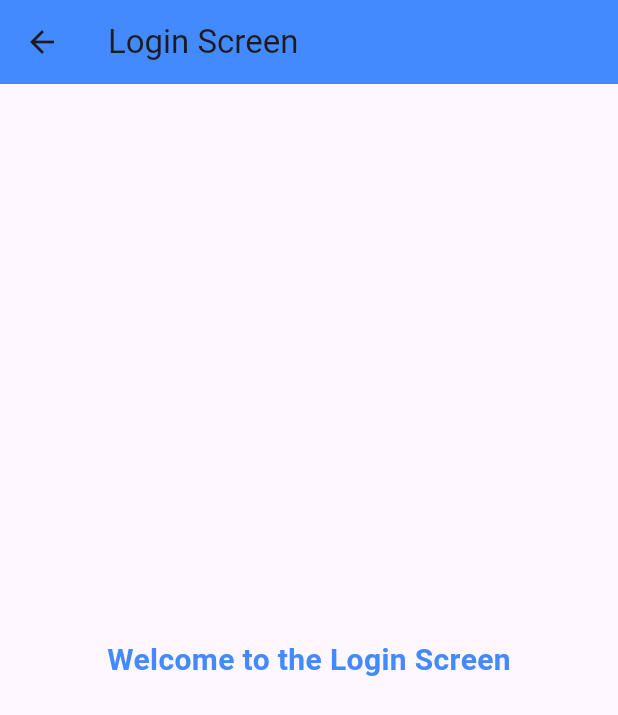
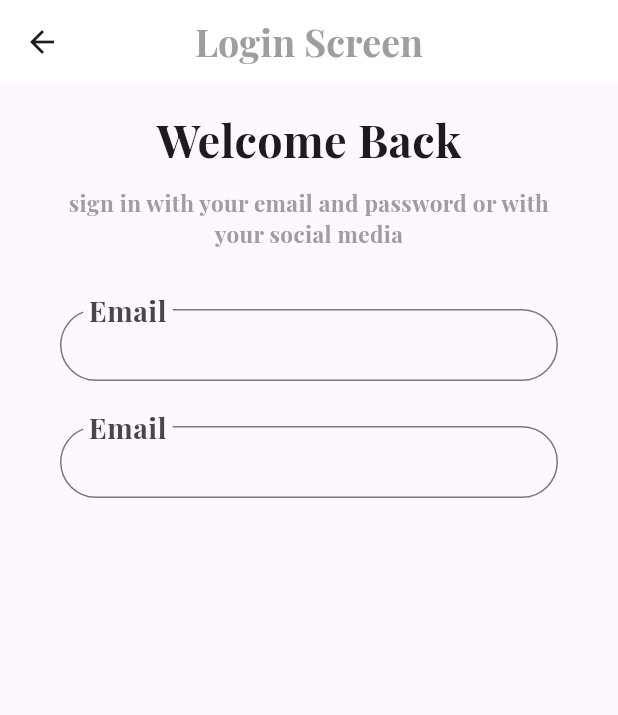
Before and after one commit to Abdulrahman-Youssef/e-commerce, a Flutter app: the OnBoarding screen opened by its route, after a tap on "Skip", on a phone screen of 412 x 824 dp. Shown: the top 715 px of the screen. Run offline on Flutter 3.47's test engine with Material 3 defaults, Android fonts, the phone set to English and light mode, and no system bars; our stand-ins replace get, shared_preferences; accounts and stored records are empty; project files that could hold a hidden picture were left out.

Commit message:
14 - login page design

```diff
--- /dev/null
+++ b/lib/core/constant/texttheme.dart
@@ -0,0 +1,45 @@
+import 'package:flutter/material.dart';
+
+import 'color.dart';
+
+class cutomeTheme {
+  static TextTheme textTheme1 =const TextTheme(
+    titleLarge: TextStyle(
+        fontWeight: FontWeight.bold,
+        fontSize: 60,
+        fontFamily: "PlayfairDisplay"),
+    titleMedium: TextStyle(
+        fontWeight: FontWeight.bold,
+        fontSize: 35,
+        fontFamily: "PlayfairDisplay"),
+    titleSmall: TextStyle(
+        fontWeight: FontWeight.bold,
+        fontSize: 25,
+        fontFamily: "PlayfairDisplay"),
+    headlineLarge: TextStyle(
+        fontWeight: FontWeight.bold,
+        fontSize: 30,
+        fontFamily: "PlayfairDisplay"),
+    headlineMedium: TextStyle(
+        fontWeight: FontWeight.bold,
+        fontSize: 25,
+        fontFamily: "PlayfairDisplay"),
+    headlineSmall: TextStyle(
+        fontWeight: FontWeight.bold,
+        fontSize: 20,
+        fontFamily: "PlayfairDisplay"),
+    bodyLarge: TextStyle(
+        fontWeight: FontWeight.bold,
+        fontSize: 25,
+        fontFamily: "PlayfairDisplay"),
+    bodyMedium: TextStyle(
+        fontWeight: FontWeight.bold,
+        fontSize: 15,
+        fontFamily: "PlayfairDisplay"),
+    bodySmall: TextStyle(
+        height: 3,
+        color: AppColor.grey,
+        fontSize: 15,
+        fontFamily: "PlayfairDisplay"),
+  );
+}
--- a/lib/main.dart
+++ b/lib/main.dart
@@ -1,3 +1,4 @@
+import 'package:ecommerce_app_w/core/constant/texttheme.dart';
 import 'package:ecommerce_app_w/localization/changelocale.dart';
 import 'package:ecommerce_app_w/localization/translation.dart';
 import 'package:ecommerce_app_w/services/services.dart';
@@ -7,8 +8,9 @@ import 'package:flutter/material.dart';
 import 'package:get/get.dart';
 import 'core/constant/color.dart';
 import 'routes.dart';
+import 'view/screen/login.dart';
 
-void main() async{
+void main() async {
   WidgetsFlutterBinding.ensureInitialized();
   await initialServices();
   runApp(const MyApp());
@@ -16,6 +18,7 @@ void main() async{
 
 class MyApp extends StatelessWidget {
   const MyApp({super.key});
+
   // This widget is the root of your application.
   @override
   Widget build(BuildContext context) {
@@ -29,14 +32,8 @@ class MyApp extends StatelessWidget {
           primarySwatch: Colors.green,
           colorScheme: ColorScheme.fromSeed(seedColor: Colors.deepPurple),
           useMaterial3: true,
-          textTheme: const TextTheme(
-            headlineMedium:
-                TextStyle(fontWeight: FontWeight.bold, fontSize: 20 , fontFamily: "PlayfairDisplay"),
-            bodySmall:
-                TextStyle(height: 3, color: AppColor.grey, fontSize: 18 , fontFamily: "PlayfairDisplay"),
-
-          )),
-      home: const Language(),
+          textTheme: cutomeTheme.textTheme1),
+      home: const Login(),
       routes: routes,
     );
   }
--- a/lib/view/screen/login.dart
+++ b/lib/view/screen/login.dart
@@ -1,3 +1,4 @@
+import 'package:ecommerce_app_w/core/constant/color.dart';
 import 'package:flutter/material.dart';
 
 class Login extends StatelessWidget {
@@ -7,17 +8,57 @@ class Login extends StatelessWidget {
   Widget build(BuildContext context) {
     return Scaffold(
       appBar: AppBar(
-        backgroundColor: Colors.blueAccent, // AppBar color
-        title: const Text('Login Screen'),
+        centerTitle: true,
+        backgroundColor: AppColor.backgroundcolor, // AppBar color
+        title: Text(
+          'Login Screen',
+          style: Theme.of(context)
+              .textTheme
+              .titleSmall!
+              .copyWith(color: Colors.grey),
+        ),
       ),
       body: Container(
-        alignment: Alignment.center, // Align the content at the center
-        child: const Text(
-          'Welcome to the Login Screen',
-          style: TextStyle(
-            color: Colors.blueAccent, // Text color
-            fontSize: 20, // Text size
-            fontWeight: FontWeight.bold, // Bold text
+        padding: const EdgeInsets.symmetric(horizontal: 40, vertical: 15),
+        child: Center(
+          child: Column(
+            children: [
+              const Text(
+                'Welcome Back',
+                style: TextStyle(fontSize: 30),
+              ),
+              const SizedBox(height: 10),
+              Text(
+                "sign in with your email and password or with your social media",
+                style: Theme.of(context)
+                    .textTheme
+                    .bodyMedium!
+                    .copyWith(color: Colors.grey),
+                textAlign: TextAlign.center,
+              ),
+              const SizedBox(
+                height: 40,
+              ),
+              TextField(
+                decoration: InputDecoration(
+                    contentPadding: const EdgeInsets.symmetric(horizontal: 15 , vertical: 12),
+                    border: OutlineInputBorder(
+                        borderRadius: BorderRadius.circular(30)),
+                    label: const Text("Email"),
+                    floatingLabelBehavior: FloatingLabelBehavior.always),
+                style: const TextStyle(fontSize: 15),
+              ),
+              const SizedBox(height: 30),
+              TextField(
+                decoration: InputDecoration(
+                    contentPadding: const EdgeInsets.symmetric(horizontal: 15 , vertical: 12),
+                    border: OutlineInputBorder(
+                        borderRadius: BorderRadius.circular(30)),
+                    label: const Text("Email"),
+                    floatingLabelBehavior: FloatingLabelBehavior.always),
+                style: const TextStyle(fontSize: 15),
+              ),
+            ],
           ),
         ),
       ),
--- a/lib/view/widget/onboarding/customslider.dart
+++ b/lib/view/widget/onboarding/customslider.dart
@@ -18,7 +18,7 @@ class CustomSliderOnBoarding extends GetView<OnBoardingControllerImp> {
               children: [
                 Text(
                   onBoaridingList[i].title!,
-                  style:Theme.of(context).textTheme.headlineMedium,
+                  style:Theme.of(context).textTheme.headlineMedium!.copyWith(color: Colors.black ,),
                 ),
                 const SizedBox(
                   height: 30,
```
